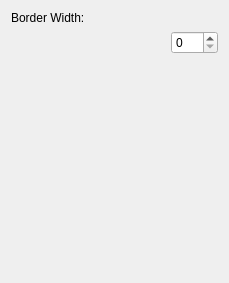
FelixdelasPozas/EspINA, file GUI/Representations/ContourRepresentationSettings.ui: the form before one commit.
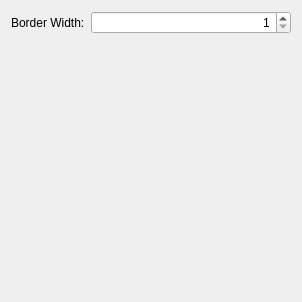
The form after the commit.

Commit message: Slice on voxel center in slice view

Diff of the .ui file:
```diff
--- a/GUI/Representations/ContourRepresentationSettings.ui
+++ b/GUI/Representations/ContourRepresentationSettings.ui
@@ -6,57 +6,33 @@
    <rect>
     <x>0</x>
     <y>0</y>
-    <width>229</width>
-    <height>283</height>
+    <width>302</width>
+    <height>302</height>
    </rect>
   </property>
   <property name="windowTitle">
    <string>Form</string>
   </property>
-  <layout class="QVBoxLayout" name="verticalLayout">
-   <item>
+  <layout class="QFormLayout" name="formLayout">
+   <item row="0" column="0">
     <widget class="QLabel" name="label">
      <property name="text">
       <string>Border Width:</string>
      </property>
     </widget>
    </item>
-   <item>
-    <layout class="QHBoxLayout" name="horizontalLayout">
-     <item>
-      <spacer name="horizontalSpacer">
-       <property name="orientation">
-        <enum>Qt::Horizontal</enum>
-       </property>
-       <property name="sizeHint" stdset="0">
-        <size>
-         <width>40</width>
-         <height>20</height>
-        </size>
-       </property>
-      </spacer>
-     </item>
-     <item>
-      <widget class="QSpinBox" name="m_borderWidth">
-       <property name="maximum">
-        <number>300</number>
-       </property>
-      </widget>
-     </item>
-    </layout>
-   </item>
-   <item>
-    <spacer name="verticalSpacer">
-     <property name="orientation">
-      <enum>Qt::Vertical</enum>
+   <item row="0" column="1">
+    <widget class="QSpinBox" name="m_borderWidth">
+     <property name="alignment">
+      <set>Qt::AlignRight|Qt::AlignTrailing|Qt::AlignVCenter</set>
      </property>
-     <property name="sizeHint" stdset="0">
-      <size>
-       <width>20</width>
-       <height>40</height>
-      </size>
+     <property name="minimum">
+      <number>1</number>
      </property>
-    </spacer>
+     <property name="maximum">
+      <number>300</number>
+     </property>
+    </widget>
    </item>
   </layout>
  </widget>
```
The commit also changes 8 other files.
